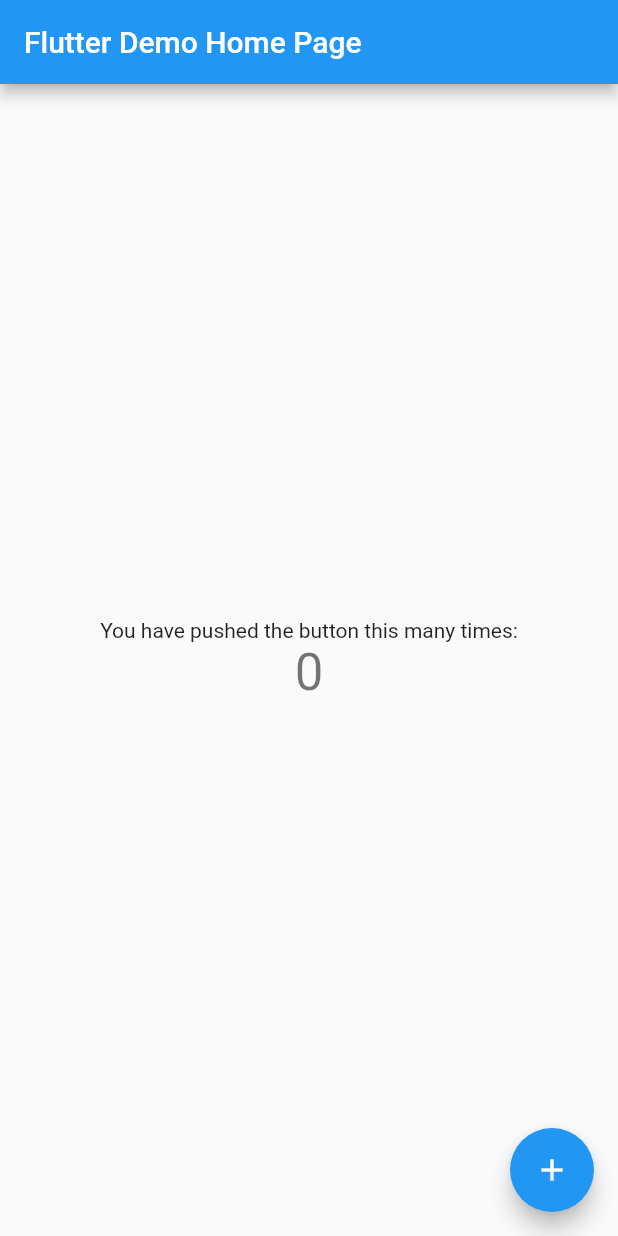
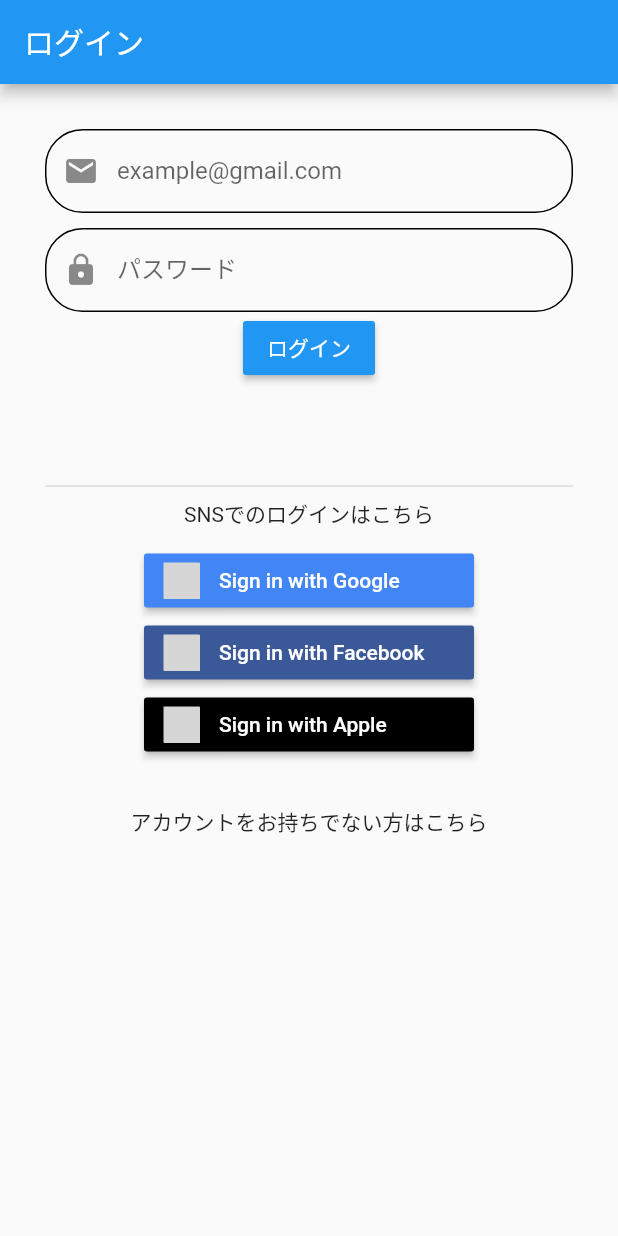
Before and after one commit to seigi0714/ajustin, a Flutter app: the screen it shows after launch, on a phone screen of 412 x 824 dp. Run offline on Flutter 3.47's test engine with Material 2 defaults, Android fonts, the phone set to English and light mode, and no system bars; our stand-ins replace flutter_signin_button; grey boxes are pictures that could not be loaded.

Commit message:
#1 ログインページの見た目を作成

```diff
--- /dev/null
+++ b/lib/login/login_model.dart
@@ -0,0 +1,3 @@
+import 'package:flutter/material.dart';
+
+class LoginModel extends ChangeNotifier {}
--- /dev/null
+++ b/lib/login/login_page.dart
@@ -0,0 +1,94 @@
+import 'package:flutter/material.dart';
+import 'package:flutter_signin_button/flutter_signin_button.dart';
+
+class LoginPage extends StatelessWidget {
+  @override
+  Widget build(BuildContext context) {
+    return Scaffold(
+      appBar: AppBar(
+        title: Text('ログイン'),
+      ),
+      body: SingleChildScrollView(
+        child: Container(
+          width: double.infinity,
+          padding: EdgeInsets.symmetric(vertical: 30, horizontal: 30),
+          child: Column(
+            children: <Widget>[
+              emailField(),
+              SizedBox(height: 10),
+              passwordField(),
+              SizedBox(),
+              RaisedButton(
+                  color: Colors.blue,
+                  child: Text(
+                    'ログイン',
+                    style: TextStyle(color: Colors.white),
+                  ),
+                  onPressed: () {}),
+              SizedBox(height: 60),
+              Divider(
+                thickness: 1,
+              ),
+              Text('SNSでのログインはこちら'),
+              SizedBox(height: 10),
+              SignInButton(
+                Buttons.GoogleDark,
+                onPressed: () {},
+              ),
+              SignInButton(
+                Buttons.Facebook,
+                onPressed: () {},
+              ),
+              SignInButton(Buttons.AppleDark, onPressed: () {}),
+              SizedBox(height: 30),
+              Text('アカウントをお持ちでない方はこちら')
+            ],
+          ),
+        ),
+      ),
+    );
+  }
+}
+
+Widget emailField() {
+  return TextField(
+      style: TextStyle(height: 1),
+      decoration: InputDecoration(
+          prefixIcon: Icon(Icons.email),
+          enabledBorder: new OutlineInputBorder(
+            borderRadius: new BorderRadius.circular(25.0),
+            borderSide: BorderSide(
+              color: Colors.black,
+            ),
+          ),
+          focusedBorder: OutlineInputBorder(
+            borderRadius: new BorderRadius.circular(25.0),
+            borderSide: BorderSide(
+              color: Colors.blue,
+              width: 3.0,
+            ),
+          ),
+          hintText: 'example@gmail.com'));
+}
+
+Widget passwordField() {
+  return TextField(
+      obscureText: true,
+      style: TextStyle(height: 1),
+      decoration: InputDecoration(
+          enabledBorder: new OutlineInputBorder(
+            borderRadius: new BorderRadius.circular(25.0),
+            borderSide: BorderSide(
+              color: Colors.black,
+            ),
+          ),
+          focusedBorder: OutlineInputBorder(
+            borderRadius: new BorderRadius.circular(25.0),
+            borderSide: BorderSide(
+              color: Colors.blue,
+              width: 3.0,
+            ),
+          ),
+          hintText: 'パスワード',
+          prefixIcon: Icon(Icons.lock)));
+}
--- a/lib/main.dart
+++ b/lib/main.dart
@@ -1,6 +1,9 @@
 import 'package:flutter/material.dart';
+import 'login/login_page.dart';
 
 void main() {
+  WidgetsFlutterBinding.ensureInitialized();
+  imageCache.clear();
   runApp(MyApp());
 }
 
@@ -11,107 +14,10 @@ class MyApp extends StatelessWidget {
     return MaterialApp(
       title: 'Flutter Demo',
       theme: ThemeData(
-        // This is the theme of your application.
-        //
-        // Try running your application with "flutter run". You'll see the
-        // application has a blue toolbar. Then, without quitting the app, try
-        // changing the primarySwatch below to Colors.green and then invoke
-        // "hot reload" (press "r" in the console where you ran "flutter run",
-        // or simply save your changes to "hot reload" in a Flutter IDE).
-        // Notice that the counter didn't reset back to zero; the application
-        // is not restarted.
         primarySwatch: Colors.blue,
-        // This makes the visual density adapt to the platform that you run
-        // the app on. For desktop platforms, the controls will be smaller and
-        // closer together (more dense) than on mobile platforms.
         visualDensity: VisualDensity.adaptivePlatformDensity,
       ),
-      home: MyHomePage(title: 'Flutter Demo Home Page'),
+      home: LoginPage(),
     );
   }
 }
-
-class MyHomePage extends StatefulWidget {
-  MyHomePage({Key key, this.title}) : super(key: key);
-
-  // This widget is the home page of your application. It is stateful, meaning
-  // that it has a State object (defined below) that contains fields that affect
-  // how it looks.
-
-  // This class is the configuration for the state. It holds the values (in this
-  // case the title) provided by the parent (in this case the App widget) and
-  // used by the build method of the State. Fields in a Widget subclass are
-  // always marked "final".
-
-  final String title;
-
-  @override
-  _MyHomePageState createState() => _MyHomePageState();
-}
-
-class _MyHomePageState extends State<MyHomePage> {
-  int _counter = 0;
-
-  void _incrementCounter() {
-    setState(() {
-      // This call to setState tells the Flutter framework that something has
-      // changed in this State, which causes it to rerun the build method below
-      // so that the display can reflect the updated values. If we changed
-      // _counter without calling setState(), then the build method would not be
-      // called again, and so nothing would appear to happen.
-      _counter++;
-    });
-  }
-
-  @override
-  Widget build(BuildContext context) {
-    // This method is rerun every time setState is called, for instance as done
-    // by the _incrementCounter method above.
-    //
-    // The Flutter framework has been optimized to make rerunning build methods
-    // fast, so that you can just rebuild anything that needs updating rather
-    // than having to individually change instances of widgets.
-    return Scaffold(
-      appBar: AppBar(
-        // Here we take the value from the MyHomePage object that was created by
-        // the App.build method, and use it to set our appbar title.
-        title: Text(widget.title),
-      ),
-      body: Center(
-        // Center is a layout widget. It takes a single child and positions it
-        // in the middle of the parent.
-        child: Column(
-          // Column is also a layout widget. It takes a list of children and
-          // arranges them vertically. By default, it sizes itself to fit its
-          // children horizontally, and tries to be as tall as its parent.
-          //
-          // Invoke "debug painting" (press "p" in the console, choose the
-          // "Toggle Debug Paint" action from the Flutter Inspector in Android
-          // Studio, or the "Toggle Debug Paint" command in Visual Studio Code)
-          // to see the wireframe for each widget.
-          //
-          // Column has various properties to control how it sizes itself and
-          // how it positions its children. Here we use mainAxisAlignment to
-          // center the children vertically; the main axis here is the vertical
-          // axis because Columns are vertical (the cross axis would be
-          // horizontal).
-          mainAxisAlignment: MainAxisAlignment.center,
-          children: <Widget>[
-            Text(
-              'You have pushed the button this many times:',
-            ),
-            Text(
-              '$_counter',
-              style: Theme.of(context).textTheme.headline4,
-            ),
-          ],
-        ),
-      ),
-      floatingActionButton: FloatingActionButton(
-        onPressed: _incrementCounter,
-        tooltip: 'Increment',
-        child: Icon(Icons.add),
-      ), // This trailing comma makes auto-formatting nicer for build methods.
-    );
-  }
-}
```
Also changed, not shown: pubspec.yaml (+2 -56 lines), pubspec.lock.
